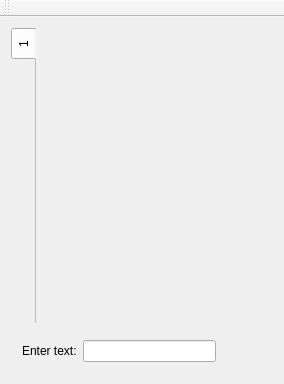
Above: mainwindow.ui from proton/zNotes before the change. Below: the same form after it.
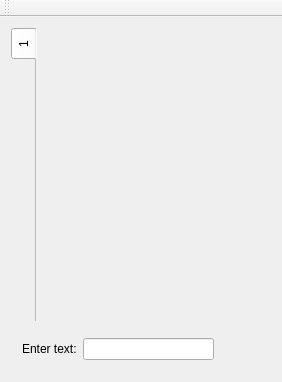
That is the form after the change. Icons and pictures are not drawn.

Patch:
```diff
--- a/mainwindow.ui
+++ b/mainwindow.ui
@@ -6,8 +6,8 @@
    <rect>
     <x>0</x>
     <y>0</y>
-    <width>284</width>
-    <height>384</height>
+    <width>282</width>
+    <height>382</height>
    </rect>
   </property>
   <property name="contextMenuPolicy">
```
